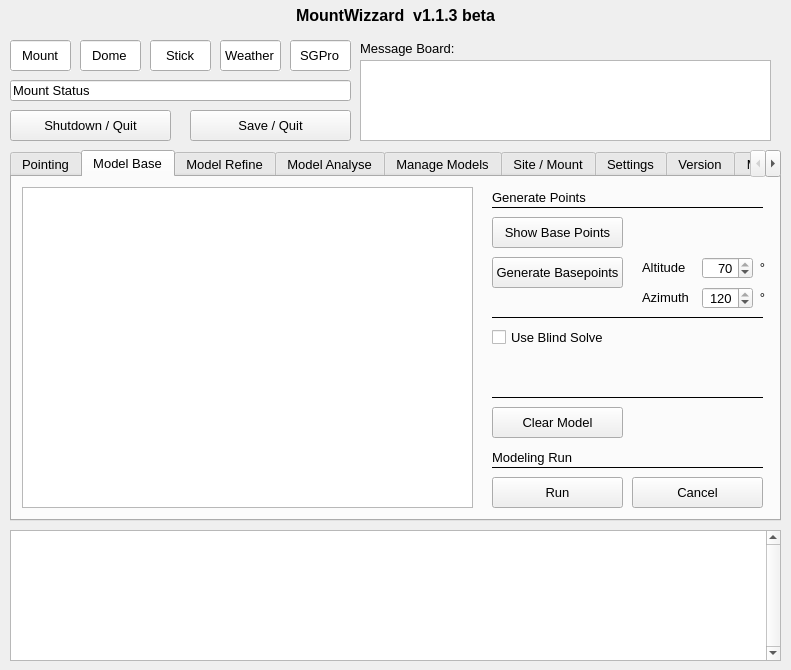
The window that mountwizzard/support/wizzard_main_ui.ui (sayitfast/MountWizzard3) describes before a commit, drawn with Qt 5.
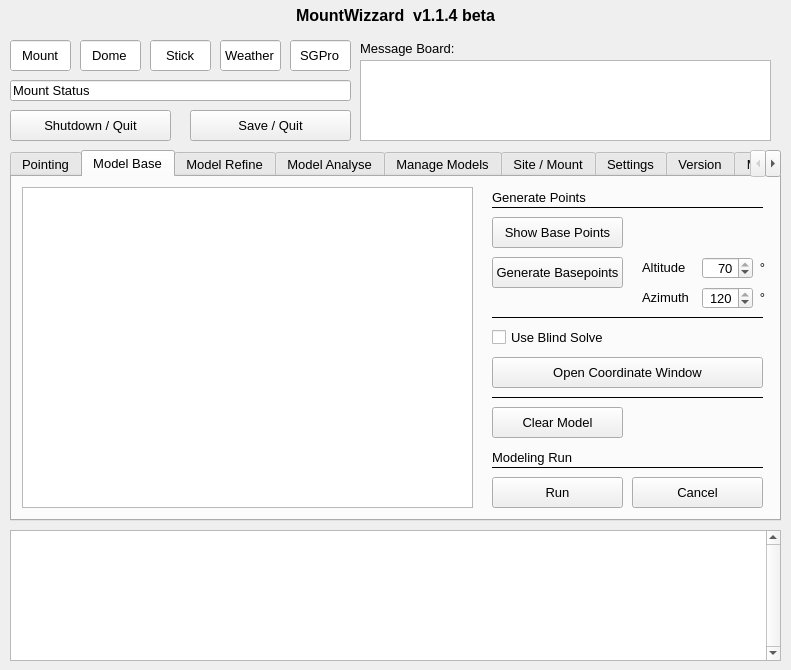
The same window after the commit. The open tabs and pages were chosen to show the change.

Commit message: preparation of separation the coordinate window

Patch:
```diff
--- a/mountwizzard/support/wizzard_main_ui.ui
+++ b/mountwizzard/support/wizzard_main_ui.ui
@@ -1597,6 +1597,22 @@
       <enum>Qt::Horizontal</enum>
      </property>
     </widget>
+    <widget class="QPushButton" name="btn_openCoordinateWindow">
+     <property name="geometry">
+      <rect>
+       <x>480</x>
+       <y>180</y>
+       <width>271</width>
+       <height>31</height>
+      </rect>
+     </property>
+     <property name="toolTip">
+      <string>Draws a plot windows with the analysis data</string>
+     </property>
+     <property name="text">
+      <string>Open Coordinate Window</string>
+     </property>
+    </widget>
    </widget>
    <widget class="QWidget" name="tab_3">
     <attribute name="title">
@@ -7620,7 +7636,7 @@
     <bool>true</bool>
    </property>
    <property name="text">
-    <string>MountWizzard  v1.1.3 beta</string>
+    <string>MountWizzard  v1.1.4 beta</string>
    </property>
    <property name="alignment">
     <set>Qt::AlignCenter</set>
```
Left out of the diff: 2 changed lines with no effect on the pictures. The commit also changes 6 other files.
